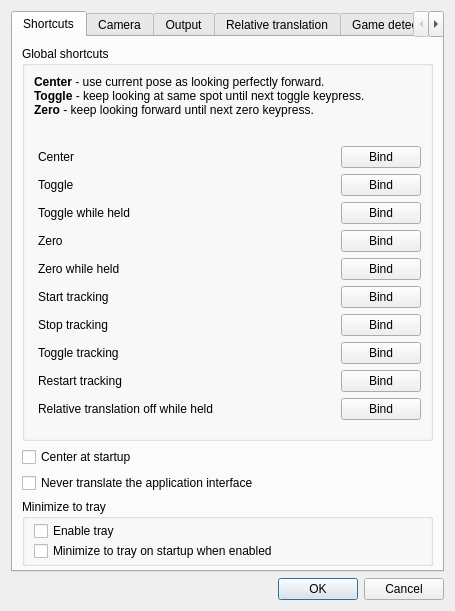
This is gui/options-dialog.ui in opentrack/opentrack as Qt 5 draws it before an edit. The edited form follows.
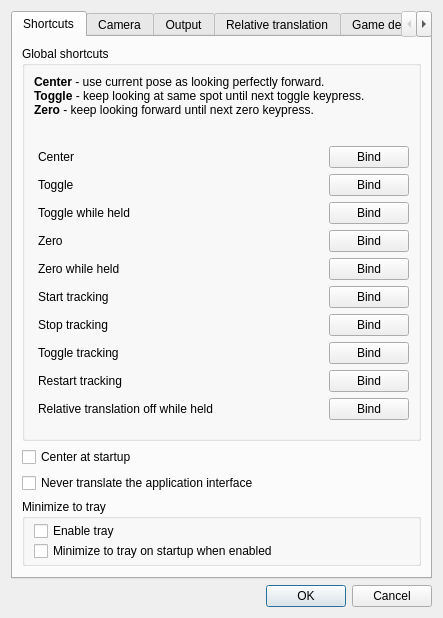
This is the edited form. Icons and pictures are not drawn. Custom widgets are drawn as their Qt base class.

Commit message: few: fix spacers breaking layout reflow

Diff of the .ui file:
```diff
--- a/gui/options-dialog.ui
+++ b/gui/options-dialog.ui
@@ -6,22 +6,10 @@
    <rect>
     <x>0</x>
     <y>0</y>
-    <width>455</width>
-    <height>599</height>
+    <width>404</width>
+    <height>597</height>
    </rect>
   </property>
-  <property name="sizePolicy">
-   <sizepolicy hsizetype="Maximum" vsizetype="Maximum">
-    <horstretch>0</horstretch>
-    <verstretch>0</verstretch>
-   </sizepolicy>
-  </property>
-  <property name="minimumSize">
-   <size>
-    <width>450</width>
-    <height>0</height>
-   </size>
-  </property>
   <property name="windowTitle">
    <string>Options</string>
   </property>
@@ -53,7 +41,7 @@
       </attribute>
       <layout class="QVBoxLayout" name="verticalLayout">
        <property name="bottomMargin">
-        <number>2</number>
+        <number>9</number>
        </property>
        <item>
         <widget class="QGroupBox" name="groupBox_8">
@@ -451,7 +439,7 @@
           <enum>Qt::Vertical</enum>
          </property>
          <property name="sizeType">
-          <enum>QSizePolicy::MinimumExpanding</enum>
+          <enum>QSizePolicy::Expanding</enum>
          </property>
          <property name="sizeHint" stdset="0">
           <size>
```
The commit also changes 4 other files.
